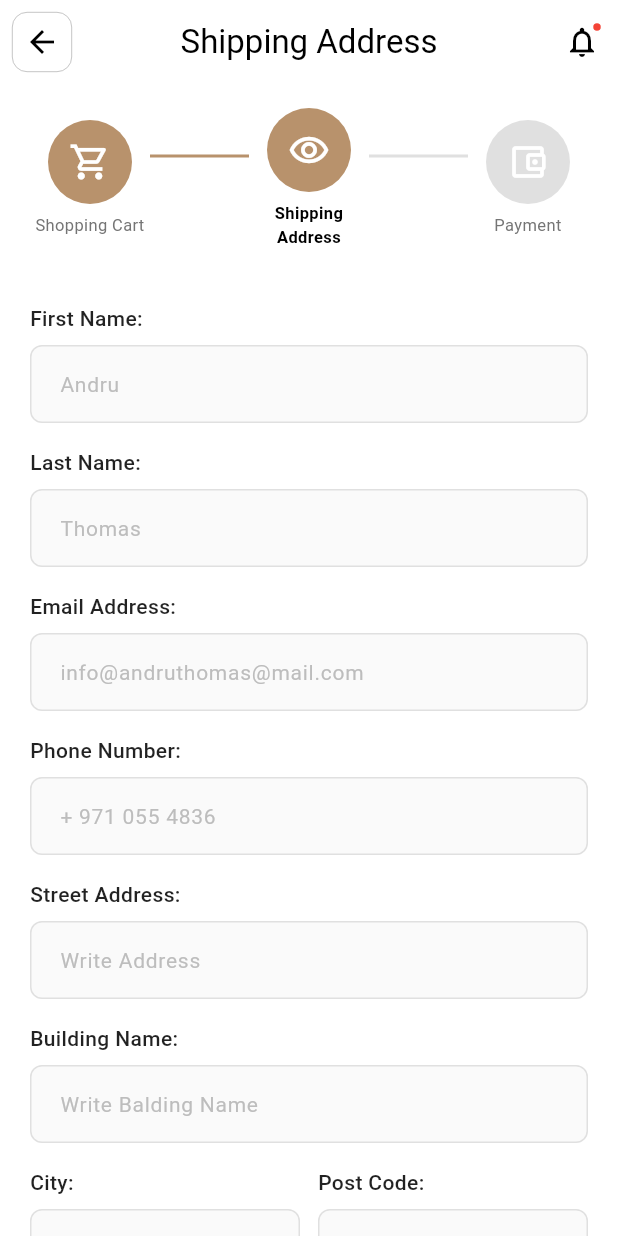
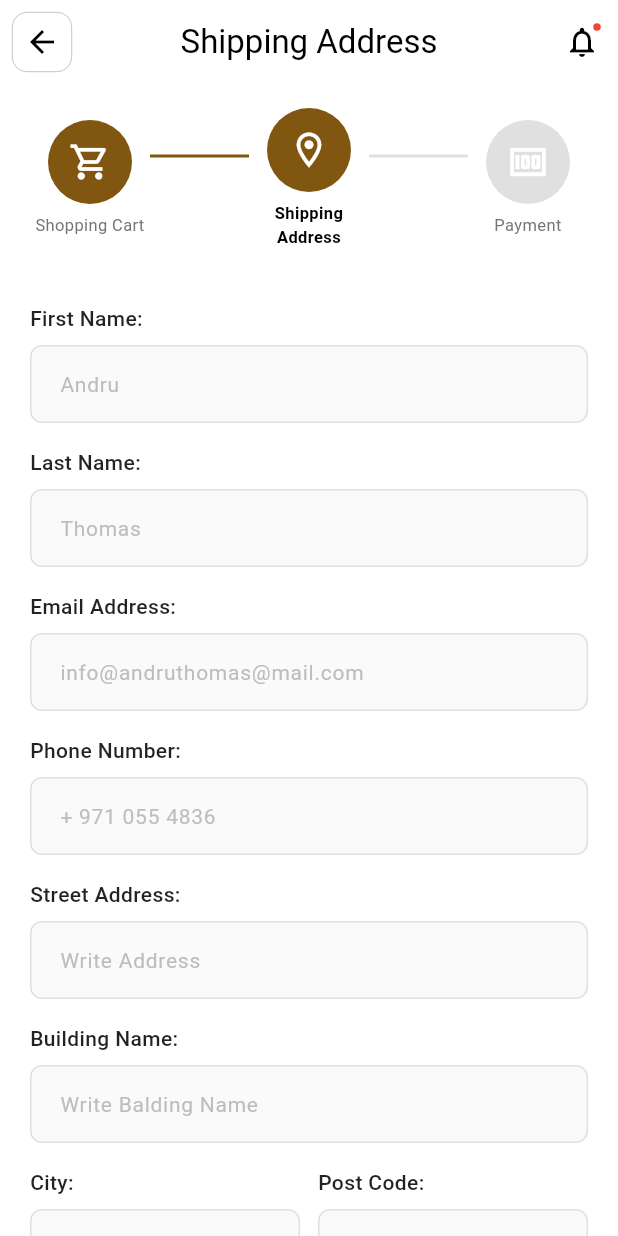
Before and after one commit to marufrobin/shipping_address, a Flutter app: the ShoppingScreen screen opened directly, after a tap on "Add Address", on a phone screen of 412 x 824 dp. Run offline on Flutter 3.47's test engine with Material 3 defaults, Android fonts, the phone set to English and light mode, and no system bars; our stand-ins replace bloc, dio, equatable, flutter_bloc, freezed_annotation, go_router; missing offline and left inert: bottom_navbar_with_indicator; network calls fail.

```diff
--- a/lib/src/app_config/app_bloc_provider_resolver.dart
+++ b/lib/src/app_config/app_bloc_provider_resolver.dart
@@ -3,24 +3,41 @@ import 'package:provider/single_child_widget.dart';
 import 'package:shipping_address/src/feature/shopping/bloc/all_address_by_membership/all_address_by_membership_bloc.dart';
 import 'package:shipping_address/src/feature/shopping/data/all_address_by_membership_data_provider.dart';
 import 'package:shipping_address/src/feature/shopping/data/all_address_by_membership_repository.dart';
+import 'package:shipping_address/src/feature/shopping/data/delete_address_data_provider.dart';
 
 import '../feature/dashboard/bloc/dash_board_bottom_nav_index_cubit.dart';
+import '../feature/shopping/bloc/delete_address_bloc/delete_address_bloc.dart';
+import '../feature/shopping/data/delete_address_repository.dart';
 
 class AppBlocProviderResolver {
   static final List<SingleChildWidget> blocProviders = [
     BlocProvider(create: (context) => DashBoardBottomNavIndexCubit()),
+
+    /// All Address By Membership
     BlocProvider(
       create: (context) => AllAddressByMembershipBloc(
         context.read<AllAddressByMembershipRepository>(),
       ),
     ),
+
+    /// Delete address
+    BlocProvider(
+      create: (context) =>
+          DeleteAddressBloc(context.read<DeleteAddressRepository>()),
+    ),
   ];
 
   static final List<SingleChildWidget> repositoriesProviders = [
+    /// All Address By Membership
     RepositoryProvider<AllAddressByMembershipRepository>(
       create: (context) => AllAddressByMembershipRepository(
         AllAddressByMembershipDataProvider(),
       ),
     ),
+
+    /// Delete address
+    RepositoryProvider<DeleteAddressRepository>(
+      create: (context) => DeleteAddressRepository(DeleteAddressDataProvider()),
+    ),
   ];
 }
--- a/lib/src/app_config/app_http_service.dart
+++ b/lib/src/app_config/app_http_service.dart
@@ -5,8 +5,8 @@ class AppHttpService {
   AppHttpService() {
     final option = BaseOptions(
       baseUrl: AppUrls.baseUrl,
-      connectTimeout: const Duration(seconds: 40),
-      receiveTimeout: const Duration(seconds: 40),
+      connectTimeout: const Duration(minutes: 5),
+      receiveTimeout: const Duration(minutes: 5),
     );
     _dio = Dio(option);
   }
--- /dev/null
+++ b/lib/src/feature/shopping/bloc/add_address_bloc/add_address_event.dart
@@ -0,0 +1,5 @@
+part of 'add_address_bloc.dart';
+
+sealed class AddAddressEvent extends Equatable {
+  const AddAddressEvent();
+}
--- a/lib/src/feature/shopping/data/all_address_by_membership_data_provider.dart
+++ b/lib/src/feature/shopping/data/all_address_by_membership_data_provider.dart
@@ -20,7 +20,7 @@ class AllAddressByMembershipDataProvider {
     } catch (e) {
       if (e is DioException) {
         log(name: "Get all address data provider", e.toString());
-        throw e.response!.data;
+        throw e.response?.data;
       }
       throw Exception('Failed to load addresses: $e');
     }
--- a/lib/src/feature/shopping/presentation/add_shipping_address_screen.dart
+++ b/lib/src/feature/shopping/presentation/add_shipping_address_screen.dart
@@ -88,45 +88,40 @@ class _AddShippingAddressScreenState extends State<AddShippingAddressScreen> {
                 key: _formKey,
                 child: Column(
                   crossAxisAlignment: CrossAxisAlignment.start,
+                  spacing: 16,
                   children: [
                     _buildTextField(
                       label: "First Name:",
                       controller: _firstNameController,
                       hint: "Andru",
                     ),
-                    const SizedBox(height: 16),
                     _buildTextField(
                       label: "Last Name:",
                       controller: _lastNameController,
                       hint: "Thomas",
                     ),
-                    const SizedBox(height: 16),
                     _buildTextField(
                       label: "Email Address:",
                       controller: _emailController,
                       hint: "info@andruthomas@mail.com",
                       keyboardType: TextInputType.emailAddress,
                     ),
-                    const SizedBox(height: 16),
                     _buildTextField(
                       label: "Phone Number:",
                       controller: _phoneController,
                       hint: "+ 971 055 4836",
                       keyboardType: TextInputType.phone,
                     ),
-                    const SizedBox(height: 16),
                     _buildTextField(
                       label: "Street Address:",
                       controller: _streetAddressController,
                       hint: "Write Address",
                     ),
-                    const SizedBox(height: 16),
                     _buildTextField(
                       label: "Building Name:",
                       controller: _buildingNameController,
                       hint: "Write Balding Name",
                     ),
-                    const SizedBox(height: 16),
                     Row(
                       children: [
                         Expanded(
@@ -153,7 +148,6 @@ class _AddShippingAddressScreenState extends State<AddShippingAddressScreen> {
                         ),
                       ],
                     ),
-                    const SizedBox(height: 16),
                     Row(
                       children: [
                         Expanded(
@@ -185,9 +179,8 @@ class _AddShippingAddressScreenState extends State<AddShippingAddressScreen> {
                         ),
                       ],
                     ),
-                    const SizedBox(height: 24),
                     _buildAddressTypeSelector(),
-                    const SizedBox(height: 24),
+                    const SizedBox(height: 6),
                     _buildActionButtons(theme),
                     const SizedBox(height: 20),
                   ],
@@ -237,14 +230,14 @@ class _AddShippingAddressScreenState extends State<AddShippingAddressScreen> {
           ),
           _buildProgressLine(isCompleted: true),
           _buildProgressStep(
-            icon: Icons.remove_red_eye_outlined,
+            icon: Icons.location_on_outlined,
             label: "Shipping Address",
             isCompleted: false,
             isActive: true,
           ),
           _buildProgressLine(isCompleted: false),
           _buildProgressStep(
-            icon: Icons.account_balance_wallet_outlined,
+            icon: Icons.money_outlined,
             label: "Payment",
             isCompleted: false,
             isActive: false,
@@ -267,7 +260,7 @@ class _AddShippingAddressScreenState extends State<AddShippingAddressScreen> {
           height: 56,
           decoration: BoxDecoration(
             color: isCompleted || isActive
-                ? Color(0xFFB8926C)
+                ? Theme.of(context).primaryColor
                 : Colors.grey.shade300,
             shape: BoxShape.circle,
           ),
@@ -295,7 +288,9 @@ class _AddShippingAddressScreenState extends State<AddShippingAddressScreen> {
       child: Container(
         height: 2,
         margin: const EdgeInsets.only(bottom: 30),
-        color: isCompleted ? Color(0xFFB8926C) : Colors.grey.shade300,
+        color: isCompleted
+            ? Theme.of(context).primaryColor
+            : Colors.grey.shade300,
       ),
     );
   }
@@ -404,6 +399,7 @@ class _AddShippingAddressScreenState extends State<AddShippingAddressScreen> {
 
   Widget _buildAddressTypeSelector() {
     return Row(
+      spacing: 10,
       children: [
         Expanded(
           child: _buildRadioOption(
@@ -417,7 +413,6 @@ class _AddShippingAddressScreenState extends State<AddShippingAddressScreen> {
             },
           ),
         ),
-        const SizedBox(width: 12),
         Expanded(
           child: _buildRadioOption(
             icon: Icons.radio_button_unchecked,
@@ -442,16 +437,20 @@ class _AddShippingAddressScreenState extends State<AddShippingAddressScreen> {
   }) {
     return InkWell(
       onTap: onTap,
+      child: Container(
+        padding: const EdgeInsets.symmetric(vertical: 10),
         child: Row(
+          spacing: 8,
           children: [
             Icon(
               isSelected
                   ? Icons.radio_button_checked
                   : Icons.radio_button_unchecked,
-            color: isSelected ? Color(0xFFB8926C) : Colors.grey.shade400,
+              color: isSelected
+                  ? Theme.of(context).primaryColor
+                  : Colors.grey.shade400,
               size: 20,
             ),
-          const SizedBox(width: 8),
             Expanded(
               child: Text(
                 label,
@@ -463,6 +462,7 @@ class _AddShippingAddressScreenState extends State<AddShippingAddressScreen> {
               ),
             ),
           ],
+        ),
       ),
     );
   }
@@ -483,7 +483,7 @@ class _AddShippingAddressScreenState extends State<AddShippingAddressScreen> {
             child: const Text(
               "Back",
               style: TextStyle(
-                color: Colors.black87,
+                color: Colors.black,
                 fontSize: 16,
                 fontWeight: FontWeight.w600,
               ),
@@ -502,7 +502,7 @@ class _AddShippingAddressScreenState extends State<AddShippingAddressScreen> {
               }
             },
             style: ElevatedButton.styleFrom(
-              backgroundColor: Color(0xFFB8926C),
+              backgroundColor: Theme.of(context).primaryColor,
               padding: const EdgeInsets.symmetric(vertical: 16),
               shape: RoundedRectangleBorder(
                 borderRadius: BorderRadius.circular(8),
--- a/lib/src/feature/shopping/presentation/shopping_screen.dart
+++ b/lib/src/feature/shopping/presentation/shopping_screen.dart
@@ -1,10 +1,11 @@
 import 'package:flutter/material.dart';
 import 'package:flutter_bloc/flutter_bloc.dart';
 import 'package:go_router/go_router.dart';
-import 'package:shipping_address/src/app_config/app_routes.dart';
 import 'package:shipping_address/src/feature/shopping/bloc/all_address_by_membership/all_address_by_membership_bloc.dart';
+import 'package:shipping_address/src/feature/shopping/bloc/delete_address_bloc/delete_address_bloc.dart';
 import 'package:shipping_address/src/feature/shopping/presentation/widgets/address_tile_widget.dart';
 
+import '../../../app_config/app_routes.dart';
 import '../../../model/member_shipping_address_model.dart';
 
 class ShoppingScreen extends StatefulWidget {
@@ -29,8 +30,30 @@ class _ShoppingScreenState extends State<ShoppingScreen> {
     return Scaffold(
       backgroundColor: Colors.grey.shade50,
       appBar: _appbar(),
-      body:
-          BlocBuilder<AllAddressByMembershipBloc, AllAddressByMembershipState>(
+      body: BlocListener<DeleteAddressBloc, DeleteAddressState>(
+        listener: (context, state) {
+          if (state is DeleteAddressFailure) {
+            ScaffoldMessenger.of(context).showSnackBar(
+              const SnackBar(content: Text("Something went wrong")),
+            );
+          } else if (state is DeleteAddressSuccess) {
+            context.read<AllAddressByMembershipBloc>().add(
+              FetchAllAddressByMembershipEvent(memberShipId: "1004"),
+            );
+            ScaffoldMessenger.of(context).showSnackBar(
+              const SnackBar(content: Text("Address deleted successfully")),
+            );
+          } else if (state is DeleteAddressLoading) {
+            ScaffoldMessenger.of(context).showSnackBar(
+              const SnackBar(content: Text("Deleting address...")),
+            );
+          }
+        },
+        child:
+            BlocBuilder<
+              AllAddressByMembershipBloc,
+              AllAddressByMembershipState
+            >(
               builder: (context, state) {
                 if (state is AllAddressByMembershipLoading) {
                   return const Center(child: CircularProgressIndicator());
@@ -56,6 +79,7 @@ class _ShoppingScreenState extends State<ShoppingScreen> {
                   ),
                 );
               },
+            ),
       ),
       floatingActionButton: FloatingActionButton.extended(
         onPressed: () {
```
Also changed, not shown: lib/main.dart (+6 -2 lines), lib/src/feature/shopping/bloc/add_address_bloc/add_address_bloc.dart (added, +13 -0 lines), lib/src/feature/shopping/bloc/add_address_bloc/add_address_state.dart (added, +10 -0 lines), lib/src/feature/shopping/bloc/delete_address_bloc/delete_address_bloc.dart (added, +35 -0 lines), lib/src/feature/shopping/bloc/delete_address_bloc/delete_address_event.dart (added, +18 -0 lines), lib/src/feature/shopping/bloc/delete_address_bloc/delete_address_state.dart (added, +23 -0 lines), lib/src/feature/shopping/data/delete_address_data_provider.dart (added, +29 -0 lines), lib/src/feature/shopping/data/delete_address_repository.dart (added, +21 -0 lines), lib/src/feature/shopping/presentation/widgets/address_tile_widget.dart (+12 -29 lines). Lines whose indentation alone changed are shown as unchanged.
